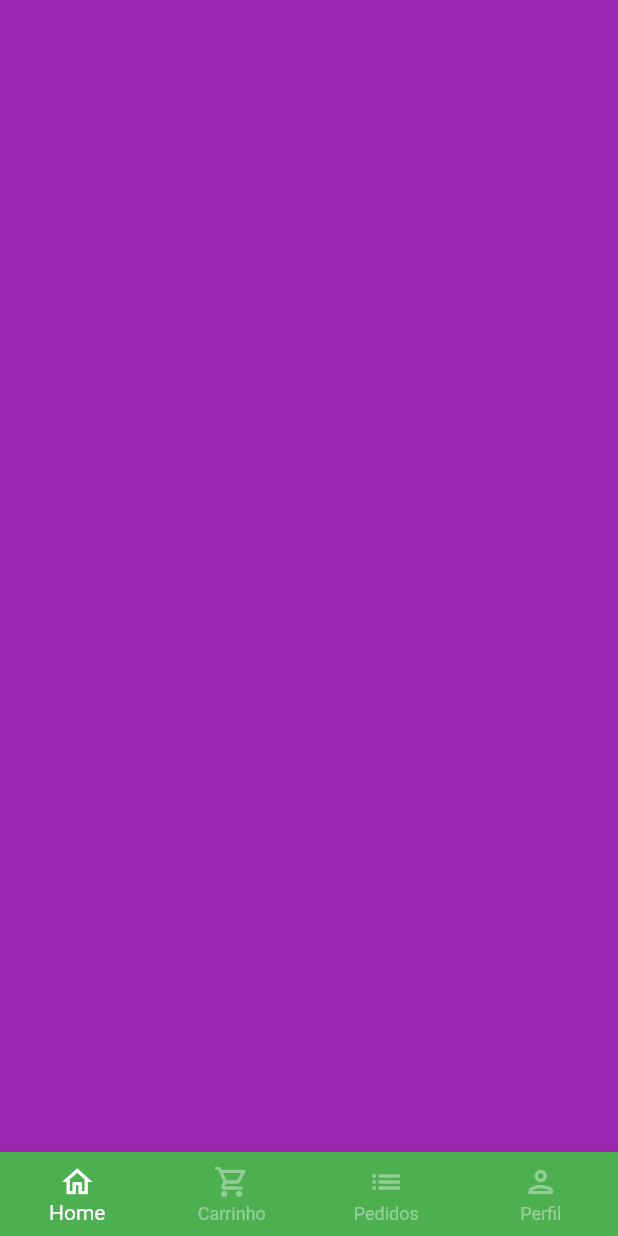
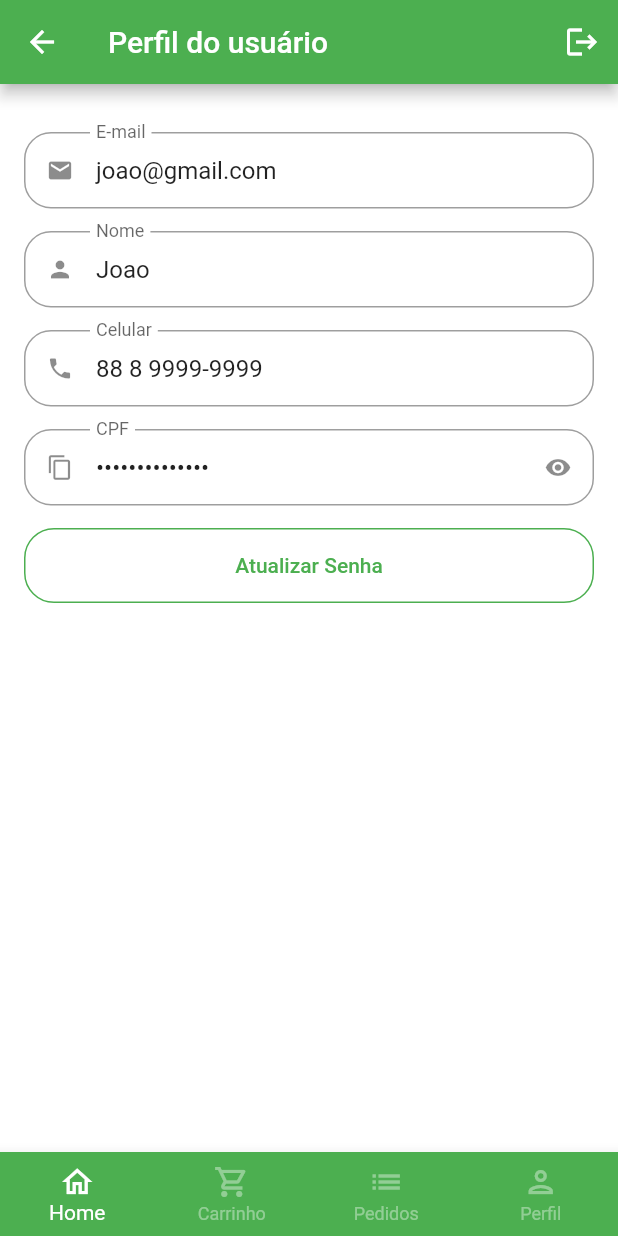
Before and after one commit to thiiagofernando/quitanda, a Flutter app: the BaseScreen screen opened directly, swiped to page 4, on a phone screen of 412 x 824 dp. Run offline on Flutter 3.47's test engine with Material 2 defaults, Android fonts, the phone set to English and light mode, and no system bars; our stand-ins replace animated_text_kit, badges, mask_text_input_formatter.

Commit message:
finalizado UI tela perfil usuário

```diff
--- a/lib/src/config/app_data.dart
+++ b/lib/src/config/app_data.dart
@@ -1,4 +1,5 @@
 import 'package:greengrocer/src/models/cart_item_model.dart';
+import 'package:greengrocer/src/models/user_model.dart';
 
 import '../models/item_model.dart';
 
@@ -80,3 +81,11 @@ List<String> categorias = [
   'Temperos',
   'Cereais',
 ];
+
+UserModel user = UserModel(
+  name: 'Joao',
+  email: 'joao@gmail.com',
+  phone: '88 8 9999-9999',
+  cpf: '123.456.789-23',
+  password: '',
+);
--- a/lib/src/pages/auth/sign_in_screen.dart
+++ b/lib/src/pages/auth/sign_in_screen.dart
@@ -4,7 +4,7 @@ import 'package:greengrocer/src/pages/auth/sign_up_screen.dart';
 import 'package:greengrocer/src/pages/base/base_screen.dart';
 
 import '../../config/custom_colors.dart';
-import 'components/custom_text_field.dart';
+import '../widgets/custom_text_field.dart';
 
 class SignInScreen extends StatelessWidget {
   const SignInScreen({super.key});
--- a/lib/src/pages/auth/sign_up_screen.dart
+++ b/lib/src/pages/auth/sign_up_screen.dart
@@ -2,7 +2,7 @@ import 'package:flutter/material.dart';
 import 'package:greengrocer/src/config/custom_colors.dart';
 import 'package:mask_text_input_formatter/mask_text_input_formatter.dart';
 
-import 'components/custom_text_field.dart';
+import '../widgets/custom_text_field.dart';
 
 class SigUpScreen extends StatelessWidget {
   SigUpScreen({super.key});
--- a/lib/src/pages/base/base_screen.dart
+++ b/lib/src/pages/base/base_screen.dart
@@ -2,6 +2,7 @@ import 'package:flutter/material.dart';
 
 import '../cart/cart_tab.dart';
 import '../home/home_tab.dart';
+import '../profile/profile_tab.dart';
 
 class BaseScreen extends StatefulWidget {
   const BaseScreen({super.key});
@@ -23,7 +24,7 @@ class _BaseScreenState extends State<BaseScreen> {
           const HomeTab(),
           CartTab(),
           Container(color: Colors.blue),
-          Container(color: Colors.purple),
+          const ProfileTab(),
         ],
       ),
       bottomNavigationBar: BottomNavigationBar(
--- /dev/null
+++ b/lib/src/pages/profile/profile_tab.dart
@@ -0,0 +1,145 @@
+import 'package:flutter/material.dart';
+import 'package:greengrocer/src/pages/widgets/custom_text_field.dart';
+import 'package:greengrocer/src/config/app_data.dart' as app_data;
+
+class ProfileTab extends StatefulWidget {
+  const ProfileTab({super.key});
+
+  @override
+  State<ProfileTab> createState() => _ProfileTabState();
+}
+
+class _ProfileTabState extends State<ProfileTab> {
+  @override
+  Widget build(BuildContext context) {
+    return Scaffold(
+      appBar: AppBar(
+        title: const Text('Perfil do usuário'),
+        actions: [
+          IconButton(
+            onPressed: () {},
+            icon: const Icon(Icons.logout),
+          ),
+        ],
+      ),
+      body: ListView(
+        physics: const BouncingScrollPhysics(),
+        padding: const EdgeInsets.fromLTRB(16, 32, 16, 16),
+        children: [
+          CustomTextField(
+            readOnly: false,
+            icon: Icons.email,
+            label: 'E-mail',
+            initialValue: app_data.user.email,
+          ),
+          CustomTextField(
+            readOnly: false,
+            icon: Icons.person,
+            label: 'Nome',
+            initialValue: app_data.user.name,
+          ),
+          CustomTextField(
+            readOnly: false,
+            icon: Icons.phone,
+            label: 'Celular',
+            initialValue: app_data.user.phone,
+          ),
+          CustomTextField(
+            readOnly: false,
+            icon: Icons.copy,
+            label: 'CPF',
+            isSecret: true,
+            initialValue: app_data.user.cpf,
+          ),
+          SizedBox(
+            height: 50,
+            child: OutlinedButton(
+              style: OutlinedButton.styleFrom(
+                side: const BorderSide(
+                  color: Colors.green,
+                ),
+                shape: RoundedRectangleBorder(
+                  borderRadius: BorderRadius.circular(20),
+                ),
+              ),
+              onPressed: () {
+                updatePassword();
+              },
+              child: const Text('Atualizar Senha'),
+            ),
+          ),
+        ],
+      ),
+    );
+  }
+
+  Future<bool?> updatePassword() {
+    return showDialog(
+      context: context,
+      builder: (context) {
+        return Dialog(
+          shape: RoundedRectangleBorder(borderRadius: BorderRadius.circular(20)),
+          child: Stack(
+            children: [
+              Padding(
+                padding: const EdgeInsets.all(16.0),
+                child: Column(
+                  crossAxisAlignment: CrossAxisAlignment.stretch,
+                  mainAxisSize: MainAxisSize.min,
+                  children: [
+                    const Padding(
+                      padding: EdgeInsets.symmetric(vertical: 12),
+                      child: Text(
+                        'Atualização de Senha',
+                        textAlign: TextAlign.center,
+                        style: TextStyle(fontSize: 18, fontWeight: FontWeight.bold),
+                      ),
+                    ),
+                    CustomTextField(
+                      initialValue: app_data.user.password,
+                      icon: Icons.lock,
+                      label: 'Senha Atual',
+                      isSecret: true,
+                    ),
+                    const CustomTextField(
+                      icon: Icons.lock_outline,
+                      label: 'Nova Senha',
+                      isSecret: true,
+                    ),
+                    const CustomTextField(
+                      icon: Icons.lock_outline,
+                      label: 'Confirmar Nova Senha',
+                      isSecret: true,
+                    ),
+                    SizedBox(
+                      height: 45,
+                      child: ElevatedButton(
+                        style: ElevatedButton.styleFrom(
+                          shape: RoundedRectangleBorder(
+                            borderRadius: BorderRadius.circular(20),
+                          ),
+                        ),
+                        onPressed: () {},
+                        child: const Text('Atualizar'),
+                      ),
+                    ),
+                  ],
+                ),
+              ),
+              Positioned(
+                top: 5,
+                right: 5,
+                child: IconButton(
+                  onPressed: () {
+                    Navigator.of(context).pop();
+                  },
+                  icon: const Icon(Icons.close),
+                ),
+              ),
+            ],
+          ),
+        );
+      },
+    );
+  }
+}
--- a/lib/src/pages/auth/components/custom_text_field.dart
+++ b/lib/src/pages/widgets/custom_text_field.dart
@@ -6,12 +6,17 @@ class CustomTextField extends StatefulWidget {
   final String label;
   final bool isSecret;
   final List<TextInputFormatter>? inputFormatter;
-  const CustomTextField(
-      {super.key,
-      required this.icon,
-      required this.label,
-      this.isSecret = false,
-      this.inputFormatter});
+  final String? initialValue;
+  final bool readOnly;
+  const CustomTextField({
+    super.key,
+    required this.icon,
+    required this.label,
+    this.isSecret = false,
+    this.inputFormatter,
+    this.initialValue,
+    this.readOnly = false,
+  });
 
   @override
   State<CustomTextField> createState() => _CustomTextFieldState();
@@ -31,6 +36,8 @@ class _CustomTextFieldState extends State<CustomTextField> {
     return Padding(
       padding: const EdgeInsets.only(bottom: 15),
       child: TextFormField(
+        readOnly: widget.readOnly,
+        initialValue: widget.initialValue,
         inputFormatters: widget.inputFormatter,
         obscureText: isObscure,
         decoration: InputDecoration(
```
Also changed, not shown: lib/src/models/user_model.dart (added, +15 -0 lines).
